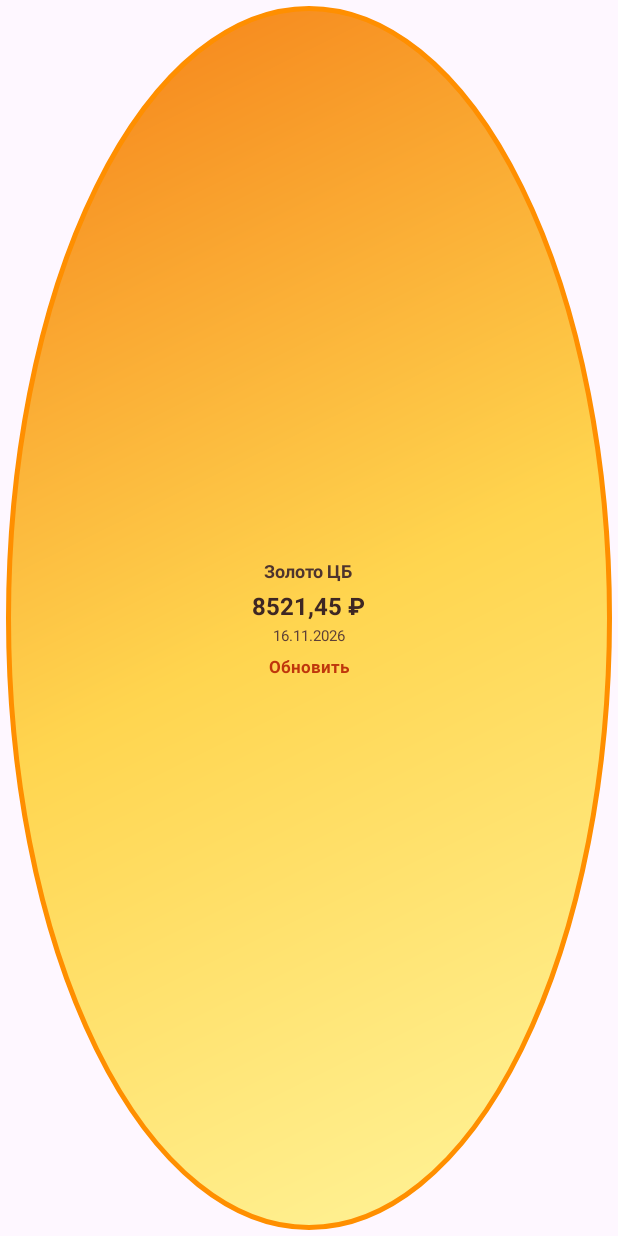
After one commit to LeroyElegante-dev/beetles, an Android app built with Jetpack Compose: the layout widget_gold_rate.xml on its own in the app's theme, with its tools: preview values and no code run, on a phone screen of 412 x 824 dp. The commit adds this screen. Run offline under Robolectric (Android 15) with nearby library versions, the phone set to English and light mode, and no system bars.

Commit message:
Add spherical home screen widget with gold price

```diff
--- /dev/null
+++ b/app/src/main/res/drawable/widget_gold_ball.xml
@@ -0,0 +1,13 @@
+<?xml version="1.0" encoding="utf-8"?>
+<shape xmlns:android="http://schemas.android.com/apk/res/android"
+    android:shape="oval">
+    <gradient
+        android:angle="135"
+        android:centerColor="#FFD54F"
+        android:endColor="#F57F17"
+        android:startColor="#FFF59D"
+        android:type="linear" />
+    <stroke
+        android:width="3dp"
+        android:color="#FF8F00" />
+</shape>
--- /dev/null
+++ b/app/src/main/res/layout/widget_gold_rate.xml
@@ -0,0 +1,60 @@
+<?xml version="1.0" encoding="utf-8"?>
+<FrameLayout xmlns:android="http://schemas.android.com/apk/res/android"
+    xmlns:tools="http://schemas.android.com/tools"
+    android:id="@+id/widgetRoot"
+    android:layout_width="match_parent"
+    android:layout_height="match_parent"
+    android:padding="4dp">
+
+    <LinearLayout
+        android:layout_width="match_parent"
+        android:layout_height="match_parent"
+        android:background="@drawable/widget_gold_ball"
+        android:gravity="center"
+        android:orientation="vertical"
+        android:padding="12dp">
+
+        <TextView
+            android:id="@+id/tvWidgetTitle"
+            android:layout_width="wrap_content"
+            android:layout_height="wrap_content"
+            android:gravity="center"
+            android:text="@string/widget_gold_title"
+            android:textColor="#4E342E"
+            android:textSize="12sp"
+            android:textStyle="bold" />
+
+        <TextView
+            android:id="@+id/tvWidgetGoldRate"
+            android:layout_width="wrap_content"
+            android:layout_height="wrap_content"
+            android:gravity="center"
+            android:paddingTop="4dp"
+            android:text="@string/widget_gold_loading"
+            android:textColor="#3E2723"
+            android:textSize="16sp"
+            android:textStyle="bold"
+            tools:text="8521,45 ₽" />
+
+        <TextView
+            android:id="@+id/tvWidgetGoldDate"
+            android:layout_width="wrap_content"
+            android:layout_height="wrap_content"
+            android:gravity="center"
+            android:paddingTop="2dp"
+            android:text="@string/widget_gold_subtitle"
+            android:textColor="#5D4037"
+            android:textSize="10sp"
+            tools:text="16.11.2026" />
+
+        <TextView
+            android:id="@+id/btnWidgetRefresh"
+            android:layout_width="wrap_content"
+            android:layout_height="wrap_content"
+            android:paddingTop="6dp"
+            android:text="@string/widget_gold_refresh"
+            android:textColor="#BF360C"
+            android:textSize="11sp"
+            android:textStyle="bold" />
+    </LinearLayout>
+</FrameLayout>
--- a/app/src/main/res/values/strings.xml
+++ b/app/src/main/res/values/strings.xml
@@ -64,6 +64,14 @@
     <string name="game_over">Раунд окончен. Очки: %1$d, точность: %2$d%%</string>
     <string name="bonus_activated">Бонус! Наклоняйте телефон — жуки скатываются</string>
 
+    <string name="widget_gold_title">Золото ЦБ</string>
+    <string name="widget_gold_description">Курс золота Банка России</string>
+    <string name="widget_gold_subtitle">за 1 грамм</string>
+    <string name="widget_gold_loading">…</string>
+    <string name="widget_gold_rate_value">%.2f ₽</string>
+    <string name="widget_gold_date">%s</string>
+    <string name="widget_gold_refresh">Обновить</string>
+
     <string name="author_photo">Фото автора</string>
     <string name="author_student_name">Иванов Илья</string>
 
```
Also changed, not shown: app/src/main/java/com/example/beetles/widget/GoldRateWidgetProvider.kt (added, +114 -0 lines), app/src/main/res/xml/gold_rate_widget_info.xml (added, +12 -0 lines).
